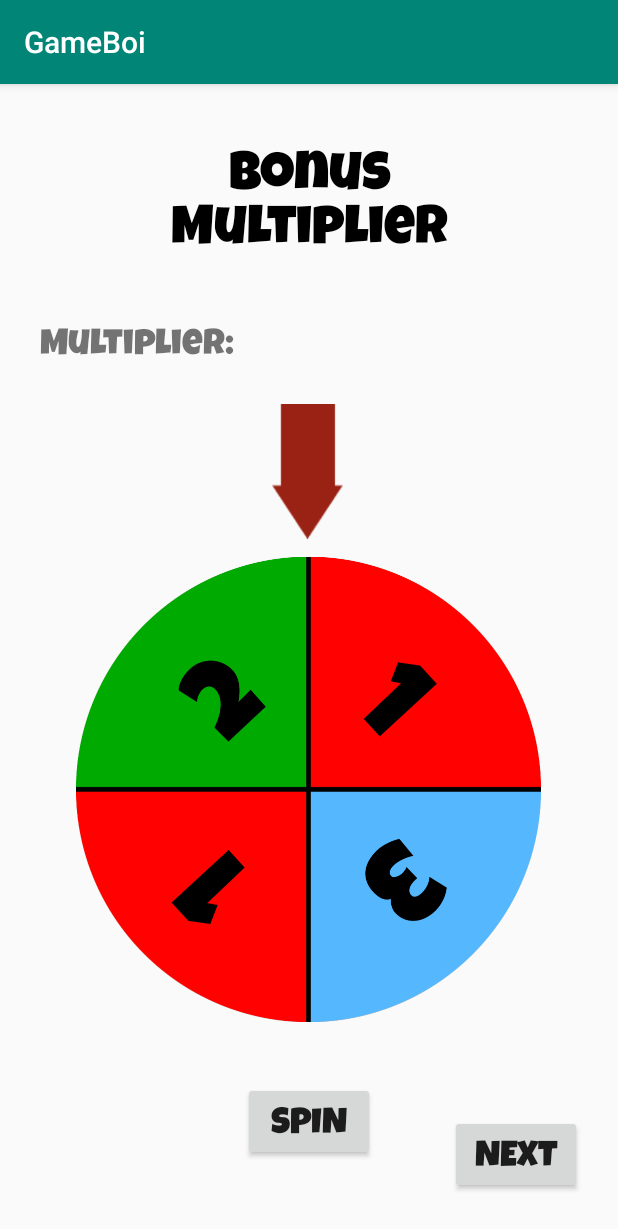
After one commit to CraigP17/GameBoi-CSC207, an Android app: the BonusSpinner screen opened directly, with no data from a screen before it, on a phone screen of 412 x 824 dp. The commit adds this screen. Shown: the top 1229 px of the screen. Run offline under Robolectric (Android 15) with nearby library versions, the phone set to English and light mode, and no system bars.

Commit message:
Created the Bonus Round where a User spins a wheel to increase their multiplier score

```diff
--- a/phase2/app/src/main/AndroidManifest.xml
+++ b/phase2/app/src/main/AndroidManifest.xml
@@ -9,7 +9,8 @@
         android:roundIcon="@mipmap/ic_launcher_round"
         android:supportsRtl="true"
         android:theme="@style/AppTheme">
-        <activity android:name=".StartupPages.Instructions"></activity>
+        <activity android:name=".BonusSpinner.BonusSpinner"></activity>
+        <activity android:name=".StartupPages.Instructions" />
         <activity android:name=".RockPaperScissors.RpsFinalLostDisplay" />
         <activity android:name=".ScorePages.Leaderboard" />
         <activity android:name=".RockPaperScissors.RpsFinalWonDisplay" />
--- /dev/null
+++ b/phase2/app/src/main/java/com/example/gameboi/BonusSpinner/BonusSpinner.java
@@ -0,0 +1,86 @@
+package com.example.gameboi.BonusSpinner;
+
+import androidx.appcompat.app.AppCompatActivity;
+
+import android.os.Bundle;
+import android.view.View;
+import android.view.animation.Animation;
+import android.view.animation.DecelerateInterpolator;
+import android.view.animation.RotateAnimation;
+import android.widget.ImageView;
+import android.widget.TextView;
+
+import com.example.gameboi.R;
+
+import java.util.Random;
+
+public class BonusSpinner extends AppCompatActivity {
+
+    // The degree is what the spinner lands on
+    private int degree = 0;
+
+    // Dedicated class for calculating sections of what the wheel lands on
+    private SpinnerCalc spinnerCalc = new SpinnerCalc();
+
+    // Instance of random, to randomly spin the wheel
+    private final Random RANDOM = new Random();
+
+    @Override
+    protected void onCreate(Bundle savedInstanceState) {
+        super.onCreate(savedInstanceState);
+        setContentView(R.layout.activity_bonus_spinner);
+    }
+
+    /**
+     * Spins the wheel and calculates which section of the wheel it was landed on
+     * @param v View
+     */
+    public void spin(View v) {
+        // The degree that the spinner was on
+        int degreeOld = degree % 360;
+
+        // Calculate the random angle that the spinner wheel should rotate and land on
+        // Add 720 to allow the spinner to spin at least twice before landing
+        degree = RANDOM.nextInt(360) + 720;
+
+        // Rotate animations
+        RotateAnimation rotateAnim = new RotateAnimation(degreeOld, degree,
+                RotateAnimation.RELATIVE_TO_SELF, 0.5f, RotateAnimation.RELATIVE_TO_SELF, 0.5f);
+        rotateAnim.setDuration(3600);
+        rotateAnim.setFillAfter(true);
+        rotateAnim.setInterpolator(new DecelerateInterpolator());
+
+        rotateAnim.setAnimationListener(new Animation.AnimationListener() {
+            @Override
+            public void onAnimationStart(Animation animation) {
+                // we empty the result text view when the animation start
+                TextView multiplier = findViewById(R.id.multi);
+                multiplier.setText("");
+            }
+
+            @Override
+            public void onAnimationEnd(Animation animation) {
+                // Display the correct sector pointed by the triangle at the end of the rotate animation
+                TextView multiplier = findViewById(R.id.multi);
+                multiplier.setText(spinnerCalc.getWheelSection(360 - (degree % 360)));
+            }
+
+            @Override
+            public void onAnimationRepeat(Animation animation) {
+
+            }
+        });
+        ImageView spinner = findViewById(R.id.Spinner);
+        spinner.startAnimation(rotateAnim);
+    }
+
+
+    /**
+     * Takes the user to the next level or to the final leaderrboard if they have completed the game
+     */
+    public void nextGame(View view) {
+
+    }
+
+
+}
--- /dev/null
+++ b/phase2/app/src/main/java/com/example/gameboi/BonusSpinner/SpinnerCalc.java
@@ -0,0 +1,42 @@
+package com.example.gameboi.BonusSpinner;
+
+class SpinnerCalc {
+
+    /**
+     * This is a string of the sections of the spinning wheel, representing the multiplier that the
+     * User gets
+     * It follows the order of the wheel, @drawable/spinningwheel.png
+     */
+    private final String[] sections = {"1", "3", "1", "2"};
+
+
+    /**
+     * Calculates the multiplier that the User gets after spinning the wheel, by taking the degree
+     * of where it landed on and giving which section 1, 2, 3x of what the User gets
+     *
+     * @param degrees The degree of the wheel that the spinner landed on
+     * @return The multiplier String of which section of the wheel it is on
+     */
+    String getWheelSection(int degrees) {
+
+        //Divide the 360 degree wheel into angles for each sector on the Spinner
+        float HALF_SECTOR = 360f / 4f / 2f;
+
+        int i = 0;
+        String text = null;
+
+        do {
+            // Get the angles of each section of the spinner wheel
+            float start = HALF_SECTOR * (i * 2);
+            float end = HALF_SECTOR * (i * 2 + 2);
+
+            // if degrees is in this section of the wheel, set text to that section
+            if (degrees >= start && degrees < end) {
+                text = sections[i];
+            }
+            i++;
+        } while (text == null && i < sections.length);
+
+        return text;
+    }
+}
--- /dev/null
+++ b/phase2/app/src/main/res/layout/activity_bonus_spinner.xml
@@ -0,0 +1,97 @@
+<?xml version="1.0" encoding="utf-8"?>
+<androidx.constraintlayout.widget.ConstraintLayout xmlns:android="http://schemas.android.com/apk/res/android"
+    xmlns:app="http://schemas.android.com/apk/res-auto"
+    xmlns:tools="http://schemas.android.com/tools"
+    android:layout_width="match_parent"
+    android:layout_height="match_parent"
+    tools:context=".BonusSpinner.BonusSpinner">
+
+    <Button
+        android:id="@+id/startSpin"
+        android:layout_width="wrap_content"
+        android:layout_height="wrap_content"
+        android:layout_marginBottom="50dp"
+        android:fontFamily="@font/luckiest_guy"
+        android:onClick="spin"
+        android:text="@string/spin"
+        android:textSize="24sp"
+        app:layout_constraintBottom_toBottomOf="parent"
+        app:layout_constraintEnd_toEndOf="parent"
+        app:layout_constraintStart_toStartOf="parent" />
+
+    <TextView
+        android:id="@+id/textView39"
+        android:layout_width="231dp"
+        android:layout_height="91dp"
+        android:layout_marginTop="34dp"
+        android:fontFamily="@font/luckiest_guy"
+        android:text="@string/bonusSpinner"
+        android:textAlignment="center"
+        android:textColor="@android:color/black"
+        android:textSize="36sp"
+        app:layout_constraintEnd_toEndOf="parent"
+        app:layout_constraintStart_toStartOf="parent"
+        app:layout_constraintTop_toTopOf="parent" />
+
+    <ImageView
+        android:id="@+id/Spinner"
+        android:layout_width="310dp"
+        android:layout_height="334dp"
+        android:layout_marginBottom="28dp"
+        android:contentDescription="@string/spinnerImg"
+        app:layout_constraintBottom_toTopOf="@+id/startSpin"
+        app:layout_constraintEnd_toEndOf="parent"
+        app:layout_constraintHorizontal_bias="0.495"
+        app:layout_constraintStart_toStartOf="parent"
+        app:srcCompat="@drawable/spinnerwheel" />
+
+    <ImageView
+        android:id="@+id/pointer"
+        android:layout_width="74dp"
+        android:layout_height="90dp"
+        android:contentDescription="@string/pointerImg"
+        app:layout_constraintBottom_toTopOf="@+id/Spinner"
+        app:layout_constraintEnd_toEndOf="parent"
+        app:layout_constraintHorizontal_bias="0.498"
+        app:layout_constraintStart_toStartOf="parent"
+        app:srcCompat="@drawable/pointer" />
+
+    <TextView
+        android:id="@+id/Multiplier"
+        android:layout_width="143dp"
+        android:layout_height="31dp"
+        android:layout_marginStart="20dp"
+        android:layout_marginTop="156dp"
+        android:fontFamily="@font/luckiest_guy"
+        android:text="@string/Multiplier"
+        android:textAlignment="center"
+        android:textSize="24sp"
+        app:layout_constraintStart_toStartOf="parent"
+        app:layout_constraintTop_toTopOf="parent" />
+
+    <Button
+        android:id="@+id/button5"
+        android:layout_width="wrap_content"
+        android:layout_height="wrap_content"
+        android:layout_marginEnd="24dp"
+        android:layout_marginBottom="28dp"
+        android:fontFamily="@font/luckiest_guy"
+        android:onClick="nextGame"
+        android:text="@string/nextLevel"
+        android:textSize="24sp"
+        app:layout_constraintBottom_toBottomOf="parent"
+        app:layout_constraintEnd_toEndOf="parent" />
+
+    <TextView
+        android:id="@+id/multi"
+        android:layout_width="78dp"
+        android:layout_height="29dp"
+        android:layout_marginStart="52dp"
+        android:layout_marginTop="8dp"
+        android:fontFamily="@font/luckiest_guy"
+        android:textAlignment="center"
+        android:textSize="24sp"
+        app:layout_constraintStart_toStartOf="parent"
+        app:layout_constraintTop_toBottomOf="@+id/Multiplier" />
+
+</androidx.constraintlayout.widget.ConstraintLayout>
--- a/phase2/app/src/main/res/values/strings.xml
+++ b/phase2/app/src/main/res/values/strings.xml
@@ -131,4 +131,11 @@
     <string name="Multiplier">Multiplier:</string>
     <string name="White">White</string>
     <string name="Black">Black</string>
+
+    // Spinner Bonus Game
+    <string name="spin">SPIN</string>
+    <string name="nextLevel">Next</string>
+    <string name="bonusSpinner">Bonus Multiplier</string>
+    <string name="spinnerImg">Spinner Wheel</string>
+    <string name="pointerImg">Pointer</string>
 </resources>
```
Also changed, not shown: phase2/app/src/main/res/drawable/pointer.png (added), phase2/app/src/main/res/drawable/spinnerwheel.png (added).
